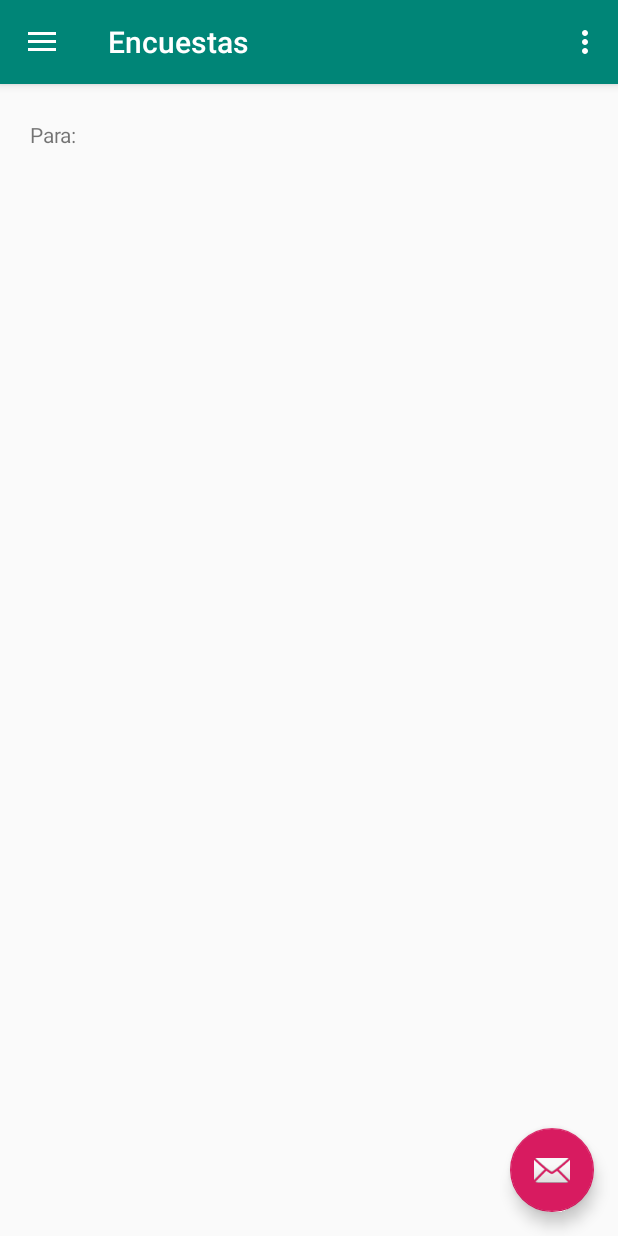
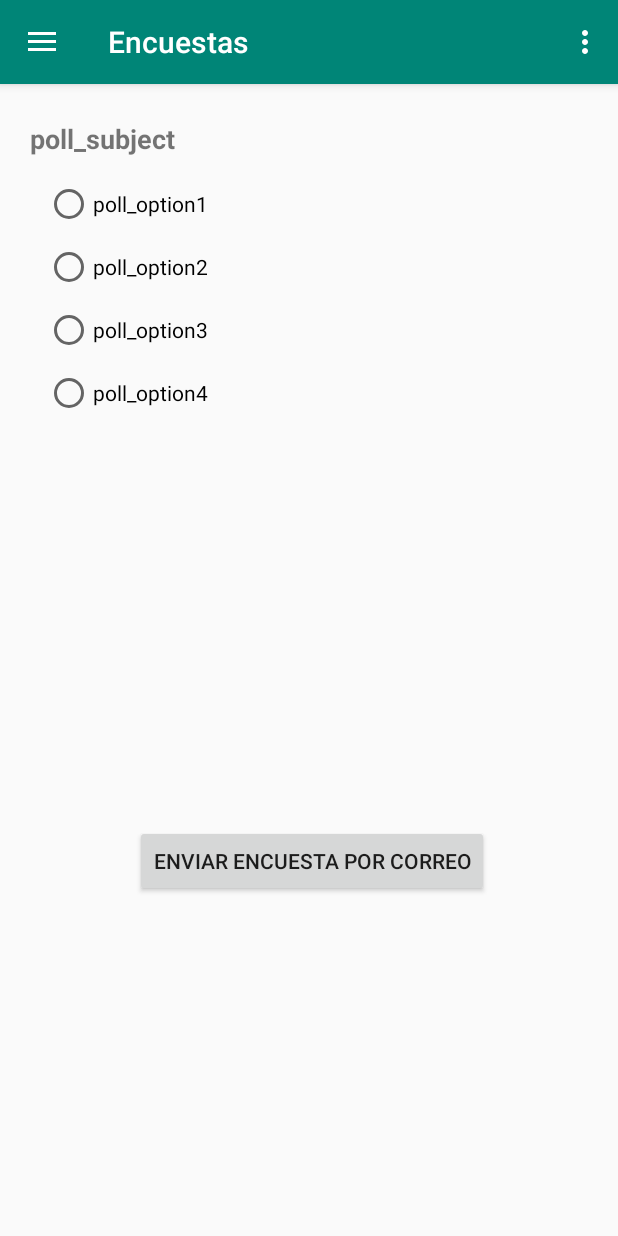
Before and after one commit to iconsm/iconsm_app, an Android app: the Poll screen opened directly, with no data from a screen before it, on a phone screen of 412 x 824 dp. Run offline under Robolectric (Android 15) with nearby library versions, the phone set to English and light mode, and no system bars; 3 statements that could not run were skipped.

Commit message:
Poll functionality added v1

```diff
--- a/app/build.gradle
+++ b/app/build.gradle
@@ -26,6 +26,7 @@ dependencies {
     implementation 'com.android.support.constraint:constraint-layout:1.1.3'
     implementation 'com.google.firebase:firebase-core:16.0.7'
     implementation 'com.google.firebase:firebase-auth:16.1.0'
+    implementation 'com.google.firebase:firebase-config:16.5.0'
     implementation 'com.android.support:design:28.0.0'
     testImplementation 'junit:junit:4.12'
     androidTestImplementation 'com.android.support.test:runner:1.0.2'
--- a/app/src/main/java/com/example/alaiapp/Poll.java
+++ b/app/src/main/java/com/example/alaiapp/Poll.java
@@ -2,6 +2,7 @@ package com.example.alaiapp;
 
 import android.content.Intent;
 import android.os.Bundle;
+import android.support.annotation.NonNull;
 import android.support.design.widget.FloatingActionButton;
 import android.support.design.widget.Snackbar;
 import android.view.View;
@@ -13,9 +14,32 @@ import android.support.v7.app.AppCompatActivity;
 import android.support.v7.widget.Toolbar;
 import android.view.Menu;
 import android.view.MenuItem;
+import android.widget.Button;
+import android.widget.RadioButton;
+import android.widget.RadioGroup;
+import android.widget.TextView;
+import android.widget.Toast;
+
+import com.google.android.gms.tasks.OnCompleteListener;
+import com.google.android.gms.tasks.Task;
+import com.google.firebase.remoteconfig.FirebaseRemoteConfig;
 
 public class Poll extends AppCompatActivity
         implements NavigationView.OnNavigationItemSelectedListener {
+
+    FirebaseRemoteConfig mFirebaseRemoteConfig;
+    TextView textView_poll_subject;
+    TextView textView_option1;
+    TextView textView_option2;
+    TextView textView_option3;
+    TextView textView_option4;
+
+    RadioGroup radioGroup;
+    RadioButton radioButton;
+    String receiverList = "alaiaktaldeaapp@gmail.com";
+    String[] receiver = {receiverList};
+    String message = "Añade aquí algún comentario extra sobre el tema encuestado.";
+    String subject;
 
     @Override
     protected void onCreate(Bundle savedInstanceState) {
@@ -41,6 +65,68 @@ public class Poll extends AppCompatActivity
 
         NavigationView navigationView = (NavigationView) findViewById(R.id.nav_view);
         navigationView.setNavigationItemSelectedListener(this);
+
+        /* Function code starts here */
+        mFirebaseRemoteConfig = FirebaseRemoteConfig.getInstance();
+        textView_poll_subject = (TextView) findViewById(R.id.textViewPollSubject);
+        textView_option1 = (TextView) findViewById(R.id.textViewPoll_Option1);
+        textView_option2 = (TextView) findViewById(R.id.textViewPoll_Option2);
+        textView_option3 = (TextView) findViewById(R.id.textViewPoll_Option3);
+        textView_option4 = (TextView) findViewById(R.id.textViewPoll_Option4);
+
+        long cacheExpiration = 0;
+        mFirebaseRemoteConfig.fetch(cacheExpiration)
+                .addOnCompleteListener(this, new OnCompleteListener<Void>() {
+                    @Override
+                    public void onComplete(@NonNull Task<Void> task) {
+                        if (task.isSuccessful()) {
+                            Toast.makeText(Poll.this, "Encuesta actualizada",
+                                    Toast.LENGTH_SHORT).show();
+
+                            // After config data is successfully fetched, it must be activated before newly fetched
+                            // values are returned.
+                            mFirebaseRemoteConfig.activateFetched();
+                        } else {
+                            Toast.makeText(Poll.this, "Actualización de encuesta fallida",
+                                    Toast.LENGTH_SHORT).show();
+                        }
+                        displayPollMessages();
+                    }
+                });
+
+        radioGroup = findViewById(R.id.radio_group);
+        Button buttonSendPoll = findViewById(R.id.button_send_poll);
+        buttonSendPoll.setOnClickListener(new View.OnClickListener() {
+            @Override
+            public void onClick(View v) {
+                int radioId = radioGroup.getCheckedRadioButtonId();
+                radioButton = findViewById(radioId);
+                subject = radioButton.getText().toString();
+                sendMail();
+            }
+        });
+    }
+
+    private void displayPollMessages() {
+        textView_poll_subject.setText(mFirebaseRemoteConfig.getString("poll_subject"));
+        textView_option1.setText(mFirebaseRemoteConfig.getString("poll_option1"));
+        textView_option2.setText(mFirebaseRemoteConfig.getString("poll_option2"));
+        textView_option3.setText(mFirebaseRemoteConfig.getString("poll_option3"));
+        textView_option4.setText(mFirebaseRemoteConfig.getString("poll_option4"));
+
+    }
+
+    private void sendMail(){
+
+        Intent intent = new Intent(Intent.ACTION_SEND);
+        intent.putExtra(Intent.EXTRA_EMAIL,receiver);
+        intent.putExtra(Intent.EXTRA_SUBJECT, subject);
+        intent.putExtra(Intent.EXTRA_TEXT, message);
+
+        /* This will take care of only opening email clients (Gmail, Hotmail...) */
+        intent.setType("message/rfc822");
+
+        startActivity(Intent.createChooser(intent, "Elige cómo mandar el correo"));
     }
 
     @Override
--- a/app/src/main/res/layout/app_bar_poll.xml
+++ b/app/src/main/res/layout/app_bar_poll.xml
@@ -20,20 +20,62 @@
 
     </android.support.design.widget.AppBarLayout>
 
-    <android.support.design.widget.FloatingActionButton
-        android:id="@+id/fab"
-        android:layout_width="wrap_content"
-        android:layout_height="wrap_content"
-        android:layout_gravity="bottom|end"
-        android:layout_margin="@dimen/fab_margin"
-        app:srcCompat="@android:drawable/ic_dialog_email" />
-
     <TextView
-        android:id="@+id/textView5"
+        android:id="@+id/textViewPollSubject"
         android:layout_width="wrap_content"
         android:layout_height="wrap_content"
         android:layout_marginLeft="20dp"
         android:layout_marginTop="80dp"
-        android:text="Para:" />
+        android:text="poll_subject"
+        android:textSize="18sp"
+        android:textStyle="bold" />
+
+    <RadioGroup
+        android:id="@+id/radio_group"
+        android:layout_width="wrap_content"
+        android:layout_height="wrap_content">
+
+        <RadioButton
+            android:id="@+id/textViewPoll_Option1"
+            android:layout_width="wrap_content"
+            android:layout_height="wrap_content"
+            android:layout_marginLeft="30dp"
+            android:layout_marginTop="120dp"
+            android:text="poll_option1" />
+
+        <RadioButton
+            android:id="@+id/textViewPoll_Option2"
+            android:layout_width="wrap_content"
+            android:layout_height="wrap_content"
+            android:layout_marginLeft="30dp"
+            android:layout_marginTop="10dp"
+            android:text="poll_option2" />
+
+        <RadioButton
+            android:id="@+id/textViewPoll_Option3"
+            android:layout_width="wrap_content"
+            android:layout_height="wrap_content"
+            android:layout_marginLeft="30dp"
+            android:layout_marginTop="10dp"
+            android:text="poll_option3" />
+
+        <RadioButton
+            android:id="@+id/textViewPoll_Option4"
+            android:layout_width="wrap_content"
+            android:layout_height="wrap_content"
+            android:layout_marginLeft="30dp"
+            android:layout_marginTop="10dp"
+            android:text="poll_option4" />
+
+    </RadioGroup>
+
+    <Button
+        android:id="@+id/button_send_poll"
+        android:layout_width="wrap_content"
+        android:layout_height="wrap_content"
+        android:layout_marginLeft="90dp"
+        android:layout_marginTop="550dp"
+        android:text="Enviar encuesta por correo" />
+
 
 </android.support.design.widget.CoordinatorLayout>
```
